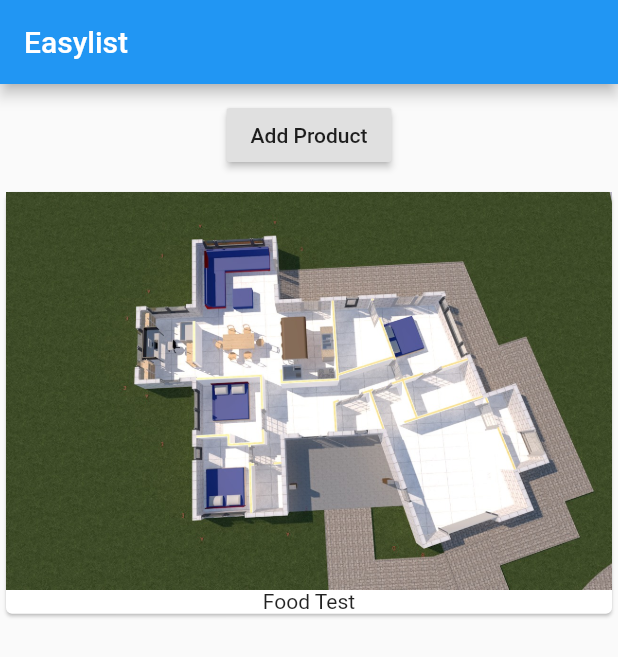
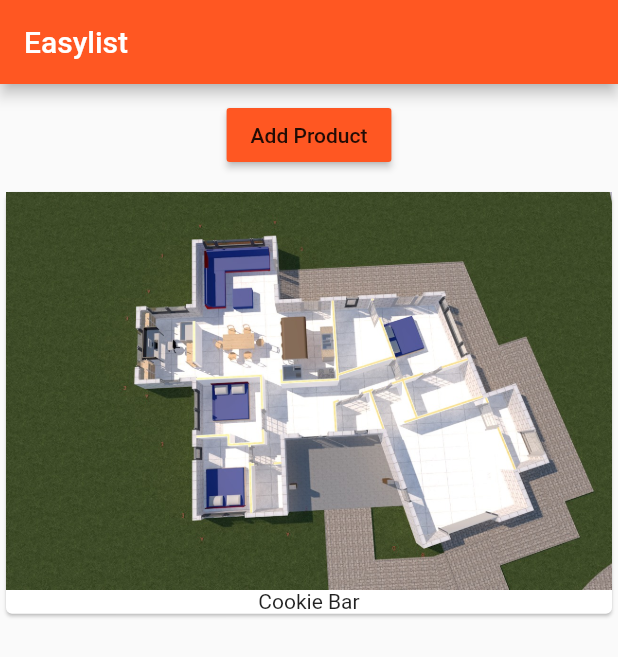
Before and after one commit to phpgeek254/Flutter-Plagground, a Flutter app: the screen it shows after launch, on a phone screen of 412 x 824 dp. Shown: the top 657 px of the screen. Run offline on Flutter 3.47's test engine with Material 2 defaults, Android fonts, the phone set to English and light mode, and no system bars.

Commit message:
Finished the basics

```diff
--- a/lib/main.dart
+++ b/lib/main.dart
@@ -8,11 +8,15 @@ class MyApp extends StatelessWidget {
   @override
   Widget build(BuildContext context) {
     return MaterialApp(
+      theme: ThemeData(
+        primarySwatch: Colors.deepOrange,
+        accentColor: Colors.deepPurple
+      ),
       home: Scaffold(
           appBar: AppBar(
             title: Text('Easylist'),
           ),
-          body: ProductManager(),
+          body: ProductManager('Cookie Bar'),
           ),
     );
   }
--- a/lib/product_manager.dart
+++ b/lib/product_manager.dart
@@ -3,6 +3,11 @@ import 'package:flutter/material.dart';
 import './products.dart';
 
 class ProductManager extends StatefulWidget {
+
+  final String startingProduct;
+
+  ProductManager(this.startingProduct);
+
   @override
   State<StatefulWidget> createState() {
     return _ProductManagerState();
@@ -10,7 +15,13 @@ class ProductManager extends StatefulWidget {
 }
 
 class _ProductManagerState extends State<ProductManager> {
-  List<String> _products = ['Food Test'];
+
+  void initState() {
+    _products.add(widget.startingProduct);
+    super.initState();
+  }
+
+  List<String> _products = [];
 
   @override
   Widget build(BuildContext context) {
@@ -19,6 +30,7 @@ class _ProductManagerState extends State<ProductManager> {
         Container(
           margin: EdgeInsets.all(10.0),
           child: RaisedButton(
+            color: Theme.of(context).primaryColor,
             onPressed: () {
               setState(() {
                 _products.add('Advanced food tester');
```
